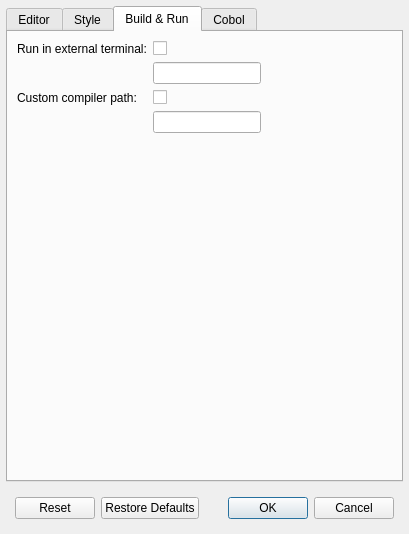
Qt form forms/dlg_preferences.ui (OpenCobolIDE/OpenCobolIDE) before a commit.
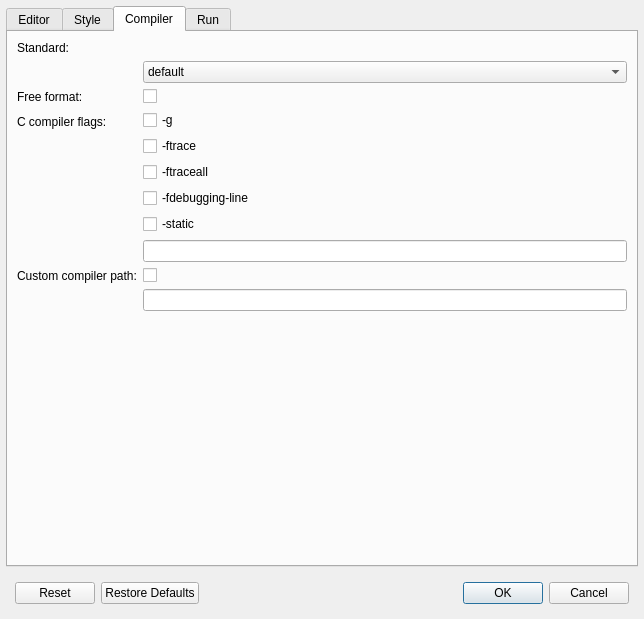
The same form after that commit. The open tabs and pages were chosen to show the change. Icons and pictures are not drawn. Custom widgets are drawn as their Qt base class.

Commit message:
Add a way to specify global compiler flags (those flags will be used globally, for any file)
Finish #73

Patch:
```diff
--- a/forms/dlg_preferences.ui
+++ b/forms/dlg_preferences.ui
@@ -6,8 +6,8 @@
    <rect>
     <x>0</x>
     <y>0</y>
-    <width>409</width>
-    <height>534</height>
+    <width>644</width>
+    <height>619</height>
    </rect>
   </property>
   <property name="windowTitle">
@@ -503,83 +503,12 @@
           </iconset>
          </attribute>
          <attribute name="title">
-          <string>Build &amp;&amp; Run</string>
-         </attribute>
-         <layout class="QFormLayout" name="formLayout_5">
-          <property name="fieldGrowthPolicy">
-           <enum>QFormLayout::FieldsStayAtSizeHint</enum>
-          </property>
-          <item row="0" column="1">
-           <widget class="QCheckBox" name="checkBoxRunExtTerm">
-            <property name="toolTip">
-             <string>Enable/Disable running program in an external terminal</string>
-            </property>
-            <property name="statusTip">
-             <string>Enable/Disable running program in an external terminal</string>
-            </property>
-            <property name="text">
-             <string/>
-            </property>
-           </widget>
-          </item>
-          <item row="1" column="1">
-           <widget class="QLineEdit" name="lineEditRunTerm">
-            <property name="toolTip">
-             <string>External terminal command (filename is appended at the end of the command)</string>
-            </property>
-            <property name="statusTip">
-             <string>External terminal command</string>
-            </property>
-           </widget>
-          </item>
-          <item row="2" column="0">
-           <widget class="QLabel" name="label_6">
-            <property name="text">
-             <string>Custom compiler path:</string>
-            </property>
-           </widget>
-          </item>
-          <item row="2" column="1">
-           <widget class="QCheckBox" name="checkBoxCustomPath">
-            <property name="toolTip">
-             <string>Enable/Disable custom compiler path</string>
-            </property>
-            <property name="statusTip">
-             <string>Enable/Disable custom compiler path</string>
-            </property>
-            <property name="text">
-             <string/>
-            </property>
-           </widget>
-          </item>
-          <item row="3" column="1">
-           <widget class="QLineEdit" name="lineEditCompilerPath">
-            <property name="toolTip">
-             <string>Path to the compiler (should not include the executable name, only the directory path)</string>
-            </property>
-            <property name="statusTip">
-             <string>Path to the compiler (should not include the executable name, only the directory path)</string>
-            </property>
-           </widget>
-          </item>
-          <item row="0" column="0">
-           <widget class="QLabel" name="label_5">
-            <property name="text">
-             <string>Run in external terminal:</string>
-            </property>
-           </widget>
-          </item>
-         </layout>
-        </widget>
-        <widget class="QWidget" name="tab_Cobol">
-         <attribute name="icon">
-          <iconset resource="ide.qrc">
-           <normaloff>:/ide-icons/rc/silex-64x64.png</normaloff>:/ide-icons/rc/silex-64x64.png</iconset>
-         </attribute>
-         <attribute name="title">
-          <string>Cobol</string>
+          <string>Compiler</string>
          </attribute>
          <layout class="QFormLayout" name="formLayout_6">
+          <property name="fieldGrowthPolicy">
+           <enum>QFormLayout::AllNonFixedFieldsGrow</enum>
+          </property>
           <item row="0" column="0">
            <widget class="QLabel" name="label_8">
             <property name="text">
@@ -587,7 +516,122 @@
             </property>
            </widget>
           </item>
-          <item row="0" column="1">
+          <item row="2" column="0">
+           <widget class="QLabel" name="label_9">
+            <property name="text">
+             <string>Free format:</string>
+            </property>
+           </widget>
+          </item>
+          <item row="2" column="1">
+           <widget class="QCheckBox" name="checkBoxFreeFormat">
+            <property name="toolTip">
+             <string>Code and compile with free format support</string>
+            </property>
+            <property name="text">
+             <string/>
+            </property>
+           </widget>
+          </item>
+          <item row="3" column="0">
+           <widget class="QLabel" name="label_15">
+            <property name="text">
+             <string>C compiler flags:</string>
+            </property>
+           </widget>
+          </item>
+          <item row="3" column="1">
+           <layout class="QVBoxLayout" name="verticalLayout_4">
+            <item>
+             <widget class="QCheckBox" name="cb_g">
+              <property name="toolTip">
+               <string>Enable C compiler debug / stack check / trace</string>
+              </property>
+              <property name="text">
+               <string>-g</string>
+              </property>
+             </widget>
+            </item>
+            <item>
+             <widget class="QCheckBox" name="cb_ftrace">
+              <property name="toolTip">
+               <string>&lt;html&gt;&lt;head/&gt;&lt;body&gt;&lt;p&gt;Generate trace code&lt;/p&gt;&lt;p&gt;   - Executed SECTION/PARAGRAPH&lt;/p&gt;&lt;/body&gt;&lt;/html&gt;</string>
+              </property>
+              <property name="text">
+               <string>-ftrace</string>
+              </property>
+             </widget>
+            </item>
+            <item>
+             <widget class="QCheckBox" name="cb_ftraceall">
+              <property name="toolTip">
+               <string>&lt;html&gt;&lt;head/&gt;&lt;body&gt;&lt;p&gt;Generate trace code&lt;/p&gt;&lt;p&gt;  - Executed SECTION/PARAGRAPH/STATEMENTS&lt;/p&gt;&lt;p&gt;  - Turned on by -debug&lt;/p&gt;&lt;/body&gt;&lt;/html&gt;</string>
+              </property>
+              <property name="text">
+               <string>-ftraceall</string>
+              </property>
+             </widget>
+            </item>
+            <item>
+             <widget class="QCheckBox" name="cb_debugging_line">
+              <property name="toolTip">
+               <string>&lt;html&gt;&lt;head/&gt;&lt;body&gt;&lt;p&gt;Enable debugging lines&lt;/p&gt;&lt;p&gt;  - 'D' in indicator column or floating &amp;gt;&amp;gt;D&lt;/p&gt;&lt;/body&gt;&lt;/html&gt;</string>
+              </property>
+              <property name="text">
+               <string>-fdebugging-line</string>
+              </property>
+             </widget>
+            </item>
+            <item>
+             <widget class="QCheckBox" name="cb_static">
+              <property name="toolTip">
+               <string>Link statically</string>
+              </property>
+              <property name="text">
+               <string>-static</string>
+              </property>
+             </widget>
+            </item>
+            <item>
+             <widget class="QLineEdit" name="le_compiler_flags">
+              <property name="toolTip">
+               <string>You can add other compiler flags here</string>
+              </property>
+             </widget>
+            </item>
+           </layout>
+          </item>
+          <item row="4" column="0">
+           <widget class="QLabel" name="label_compiler_path">
+            <property name="text">
+             <string>Custom compiler path:</string>
+            </property>
+           </widget>
+          </item>
+          <item row="4" column="1">
+           <widget class="QCheckBox" name="checkBoxCustomPath">
+            <property name="toolTip">
+             <string>Enable/Disable custom compiler path</string>
+            </property>
+            <property name="statusTip">
+             <string>Enable/Disable custom compiler path</string>
+            </property>
+            <property name="text">
+             <string/>
+            </property>
+           </widget>
+          </item>
+          <item row="5" column="1">
+           <widget class="QLineEdit" name="lineEditCompilerPath">
+            <property name="toolTip">
+             <string>Path to the compiler (should not include the executable name, only the directory path)</string>
+            </property>
+            <property name="statusTip">
+             <string>Path to the compiler (should not include the executable name, only the directory path)</string>
+            </property>
+           </widget>
+          </item>
+          <item row="1" column="1">
            <widget class="QComboBox" name="comboBoxStandard">
             <item>
              <property name="text">
@@ -626,8 +670,21 @@
             </item>
            </widget>
           </item>
-          <item row="1" column="0">
-           <widget class="QLabel" name="label_7">
+         </layout>
+        </widget>
+        <widget class="QWidget" name="tabRun">
+         <attribute name="icon">
+          <iconset theme="media-playback-start"/>
+         </attribute>
+         <attribute name="title">
+          <string>Run</string>
+         </attribute>
+         <layout class="QFormLayout" name="formLayout_5">
+          <property name="fieldGrowthPolicy">
+           <enum>QFormLayout::AllNonFixedFieldsGrow</enum>
+          </property>
+          <item row="0" column="0">
+           <widget class="QLabel" name="label_5">
             <property name="text">
              <string>Comment indicator:</string>
             </property>
```
Left out of the diff: 146 changed lines with no effect on the pictures. The commit also changes 4 other files.
